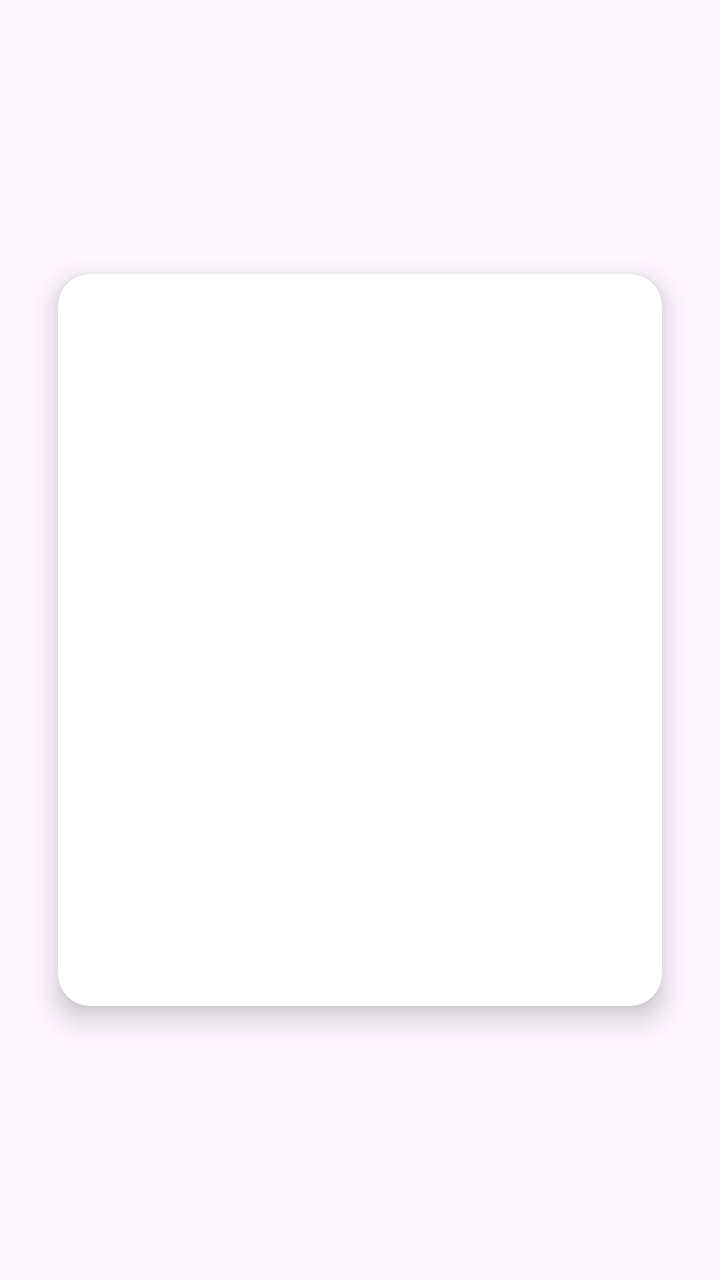
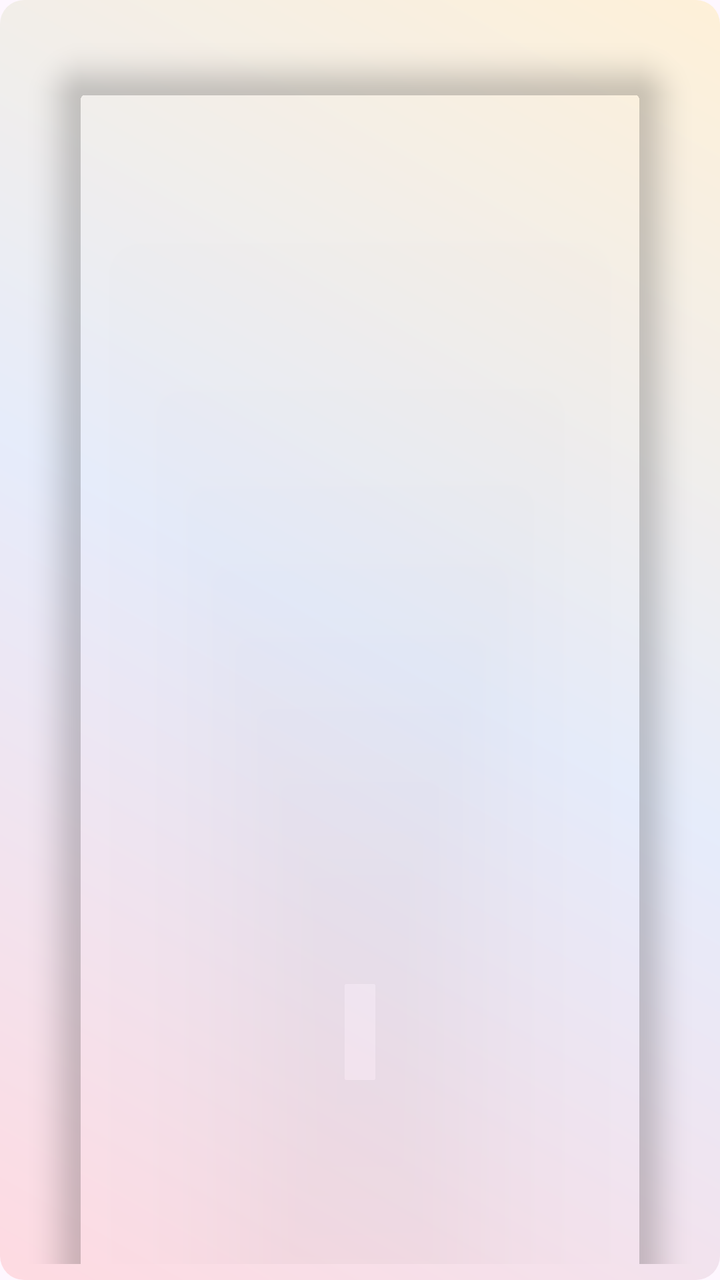

Before-and-after screenshots of an Android layout around one commit, followed by the original layout XML and the change that was made.
<!-- AndroidManifest.xml: application theme Theme.MangaV5 -->
<!-- res/layout/activity_list_search_result.xml -->
<?xml version="1.0" encoding="utf-8"?>
<LinearLayout xmlns:android="http://schemas.android.com/apk/res/android"
    xmlns:app="http://schemas.android.com/apk/res-auto"
    android:padding="8dp"
    android:layout_width="match_parent"
    android:layout_height="wrap_content"
    android:orientation="vertical"
    android:gravity="center">

    <androidx.cardview.widget.CardView
        android:layout_width="match_parent"
        android:layout_height="400dp"
        android:layout_margin="8dp"
        app:cardCornerRadius="16dp"
        app:cardElevation="8dp"
        app:cardUseCompatPadding="true">

        <androidx.recyclerview.widget.RecyclerView
            android:id="@+id/search_results_recycler"
            android:layout_width="match_parent"
            android:layout_height="match_parent"
            android:clipToPadding="false"
            android:padding="8dp"
            android:scrollbars="vertical" />

    </androidx.cardview.widget.CardView>
</LinearLayout>
<!-- resources referenced by this layout -->
<resources>
  <style name="Theme.MangaV5" parent="Theme.MaterialComponents.DayNight.DarkActionBar">
          
          <item name="colorPrimary">@color/purple_500</item>
          <item name="colorPrimaryVariant">@color/purple_700</item>
          <item name="colorOnPrimary">@color/white</item>
          
          <item name="colorSecondary">@color/teal_200</item>
          <item name="colorSecondaryVariant">@color/teal_700</item>
          <item name="colorOnSecondary">@color/black</item>
          
          <item name="android:statusBarColor">?attr/colorPrimaryVariant</item>
          
      </style>
  <color name="purple_500">#FF6200EE</color>
  <color name="purple_700">#FF3700B3</color>
  <color name="white">#FFFFFFFF</color>
  <color name="teal_200">#FF03DAC5</color>
  <color name="teal_700">#FF018786</color>
  <color name="black">#FF000000</color>
</resources>

<!-- the commit's change to res/layout/activity_list_search_result.xml (unified diff, before → after) -->
@@ -1,27 +1,34 @@
 <?xml version="1.0" encoding="utf-8"?>
-<LinearLayout xmlns:android="http://schemas.android.com/apk/res/android"
+<androidx.constraintlayout.widget.ConstraintLayout xmlns:android="http://schemas.android.com/apk/res/android"
     xmlns:app="http://schemas.android.com/apk/res-auto"
-    android:padding="8dp"
+    xmlns:tools="http://schemas.android.com/tools"
     android:layout_width="match_parent"
-    android:layout_height="wrap_content"
-    android:orientation="vertical"
-    android:gravity="center">
+    android:layout_height="match_parent"
+    android:background="@drawable/bg_gradient">
 
-    <androidx.cardview.widget.CardView
+    <FrameLayout
         android:layout_width="match_parent"
-        android:layout_height="400dp"
-        android:layout_margin="8dp"
-        app:cardCornerRadius="16dp"
-        app:cardElevation="8dp"
-        app:cardUseCompatPadding="true">
+        android:layout_height="wrap_content"
+        android:padding="8dp"
+        android:background="@android:color/transparent" app:layout_constraintTop_toTopOf="parent">
 
-        <androidx.recyclerview.widget.RecyclerView
-            android:id="@+id/search_results_recycler"
+        <androidx.cardview.widget.CardView
             android:layout_width="match_parent"
-            android:layout_height="match_parent"
-            android:clipToPadding="false"
-            android:padding="8dp"
-            android:scrollbars="vertical" />
+            android:layout_height="1000dp"
+            android:layout_margin="8dp"
+            app:cardCornerRadius="16dp"
+            app:cardElevation="8dp"
+            app:cardUseCompatPadding="true"
+            app:cardBackgroundColor="@android:color/transparent">
 
-    </androidx.cardview.widget.CardView>
-</LinearLayout>
+            <androidx.recyclerview.widget.RecyclerView
+                android:id="@+id/search_results_recycler"
+                android:layout_width="match_parent"
+                android:layout_height="match_parent"
+                android:clipToPadding="false"
+                android:padding="8dp"
+                android:scrollbars="vertical"
+                android:background="@android:color/transparent"/>
+        </androidx.cardview.widget.CardView>
+    </FrameLayout>
+</androidx.constraintlayout.widget.ConstraintLayout>
<!-- resource entries referenced after the edit -->
@@ -1,5 +1,18 @@
 <!-- resources referenced by this layout -->
 <resources>
+  <!-- drawable bg_gradient (drawable) -->
+  <shape xmlns:android="http://schemas.android.com/apk/res/android"
+      android:shape="rectangle">
+  
+      <gradient
+          android:startColor="#33FF6B6B"
+          android:centerColor="#3385C1E9"
+          android:endColor="#33FFD93D"
+          android:angle="45"
+          android:type="linear"/>
+  
+      <corners android:radius="12dp"/>
+  </shape>
   <style name="Theme.MangaV5" parent="Theme.MaterialComponents.DayNight.DarkActionBar">
           
           <item name="colorPrimary">@color/purple_500</item>
